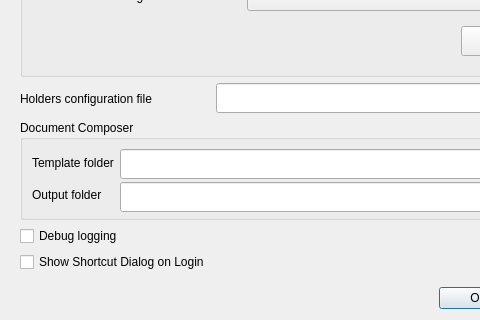
Above: ui/ui_options.ui from gltn/stdm before the change; both pictures show x 0 to 480 and y 375 to 695 of the 702 by 695 pixel window. Below: the same form after it.
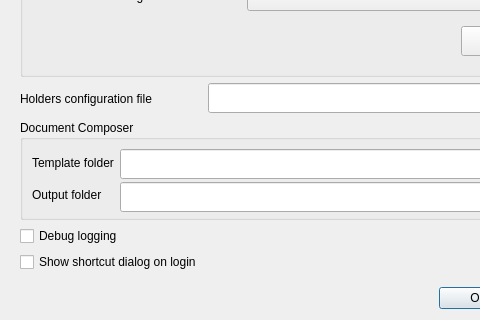
That is the form after the change. Icons and pictures are not drawn.

What changed in the file:
```diff
--- a/ui/ui_options.ui
+++ b/ui/ui_options.ui
@@ -476,7 +476,7 @@
        <item row="9" column="0">
         <widget class="QCheckBox" name="chk_shortcut_dlg">
          <property name="text">
-          <string>Show Shortcut Dialog on Login</string>
+          <string>Show shortcut dialog on login</string>
          </property>
         </widget>
        </item>
```
